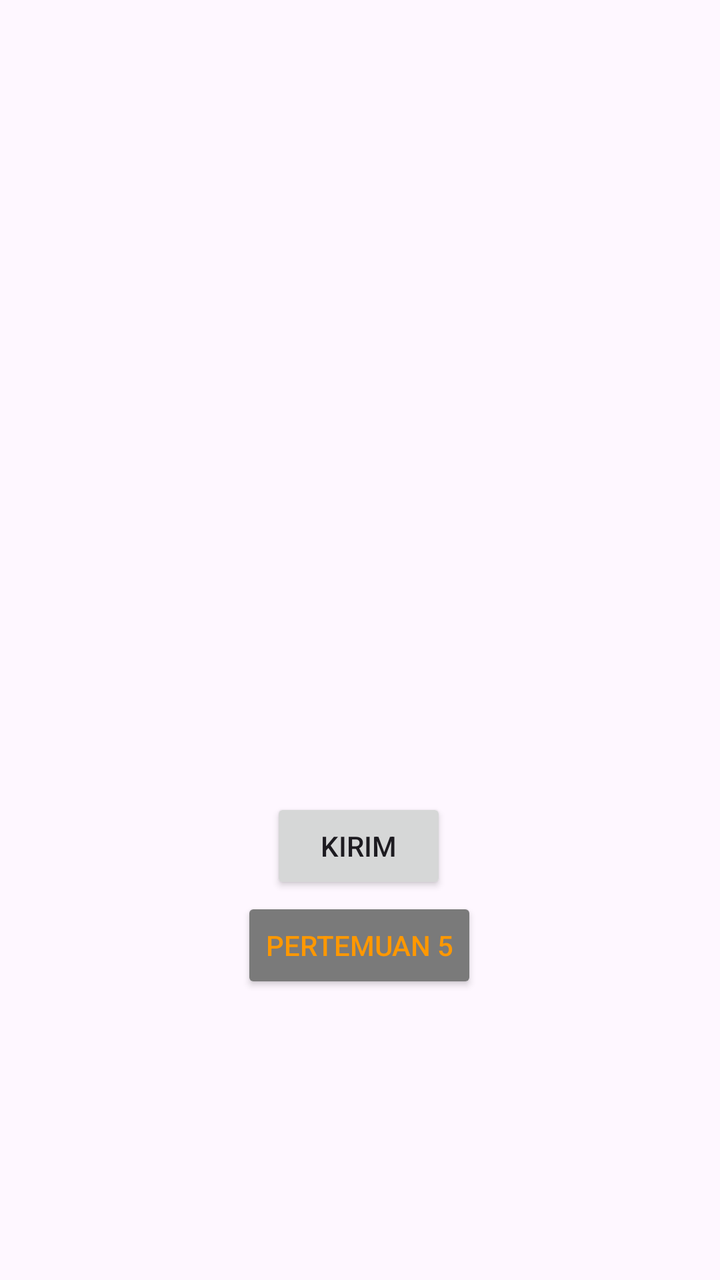
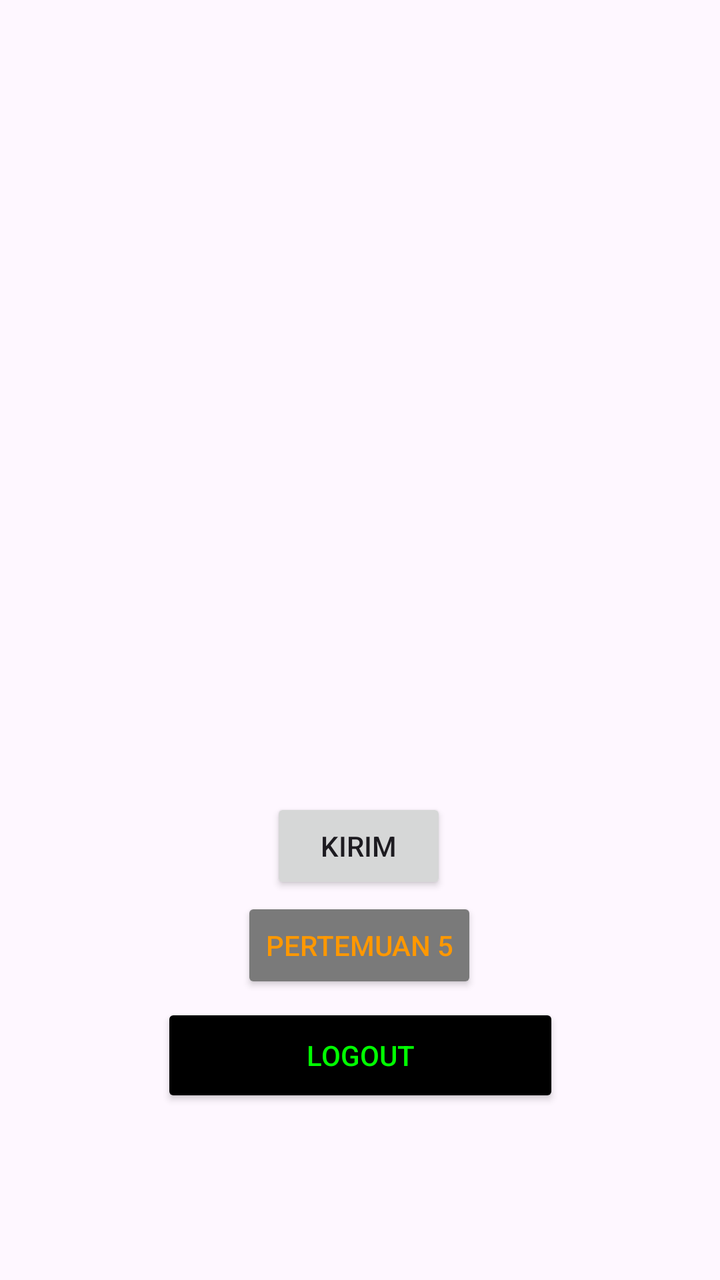

Two renders of the same Android screen: before a commit and after it. Below are the layout's source before the change and the commit's diff.
<!-- AndroidManifest.xml: application theme Theme.JupiterRicky -->
<!-- res/layout/activity_main.xml -->
<?xml version="1.0" encoding="utf-8"?>
<androidx.constraintlayout.widget.ConstraintLayout xmlns:android="http://schemas.android.com/apk/res/android"
    xmlns:app="http://schemas.android.com/apk/res-auto"
    xmlns:tools="http://schemas.android.com/tools"
    android:id="@+id/main"
    android:layout_width="match_parent"
    android:layout_height="match_parent"
    tools:context=".MainActivity">

    <Button
        android:id="@+id/btnToFourth"
        android:layout_width="wrap_content"
        android:layout_height="wrap_content"
        android:text="Kirim"
        app:layout_constraintBottom_toBottomOf="parent"
        app:layout_constraintEnd_toEndOf="parent"
        app:layout_constraintHorizontal_bias="0.498"
        app:layout_constraintStart_toStartOf="parent"
        app:layout_constraintTop_toTopOf="parent"
        app:layout_constraintVertical_bias="0.674" />

    <Button
        android:id="@+id/btnToFifth"
        android:layout_width="wrap_content"
        android:layout_height="wrap_content"
        android:text="Pertemuan 5"
        android:textColor="#FF9800"
        android:backgroundTint="#7A7A7A"
        app:layout_constraintBottom_toBottomOf="parent"
        app:layout_constraintEnd_toEndOf="parent"
        app:layout_constraintHorizontal_bias="0.498"
        app:layout_constraintStart_toStartOf="parent"
        app:layout_constraintTop_toTopOf="parent"
        app:layout_constraintVertical_bias="0.758" />

</androidx.constraintlayout.widget.ConstraintLayout>
<!-- resources referenced by this layout -->
<resources>
  <style name="Theme.JupiterRicky" parent="Base.Theme.JupiterRicky" />
  <style name="Base.Theme.JupiterRicky" parent="Theme.Material3.DayNight.NoActionBar">
          
          
      </style>
</resources>

<!-- the commit's change to res/layout/activity_main.xml (unified diff, before → after) -->
@@ -33,4 +33,17 @@
         app:layout_constraintTop_toTopOf="parent"
         app:layout_constraintVertical_bias="0.758" />
 
+    <Button
+        android:id="@+id/btnLogout"
+        android:layout_width="199dp"
+        android:layout_height="52dp"
+        android:backgroundTint="#000000"
+        android:text="LogOut"
+        android:textColor="#00FF00"
+        app:layout_constraintBottom_toBottomOf="parent"
+        app:layout_constraintEnd_toEndOf="parent"
+        app:layout_constraintStart_toStartOf="parent"
+        app:layout_constraintTop_toTopOf="parent"
+        app:layout_constraintVertical_bias="0.853" />
+
 </androidx.constraintlayout.widget.ConstraintLayout>
